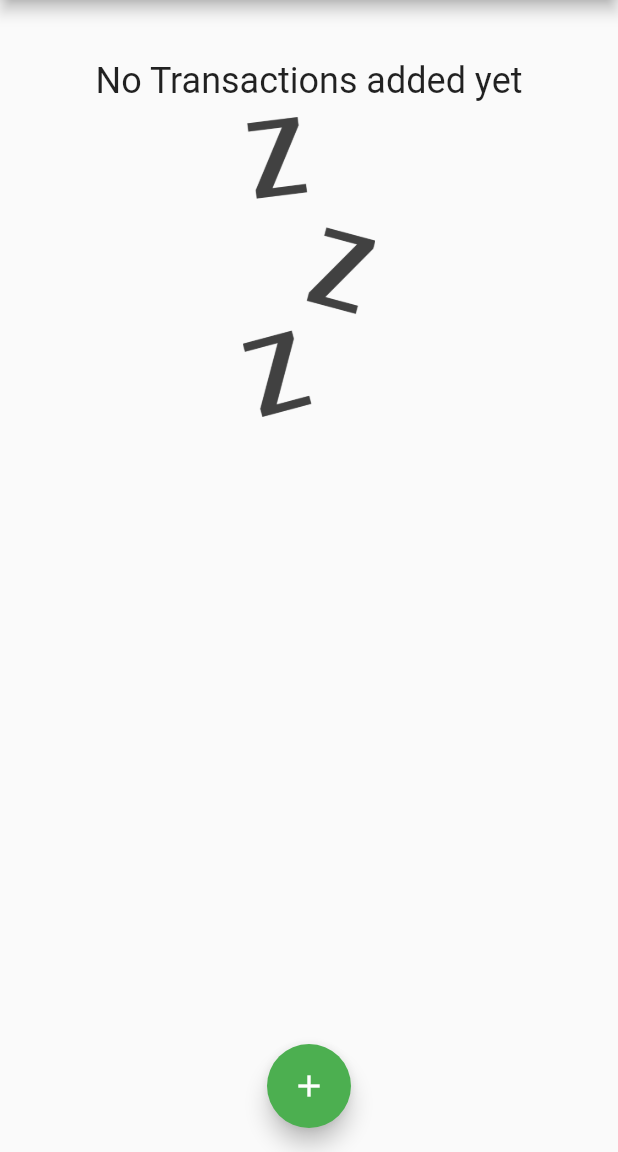
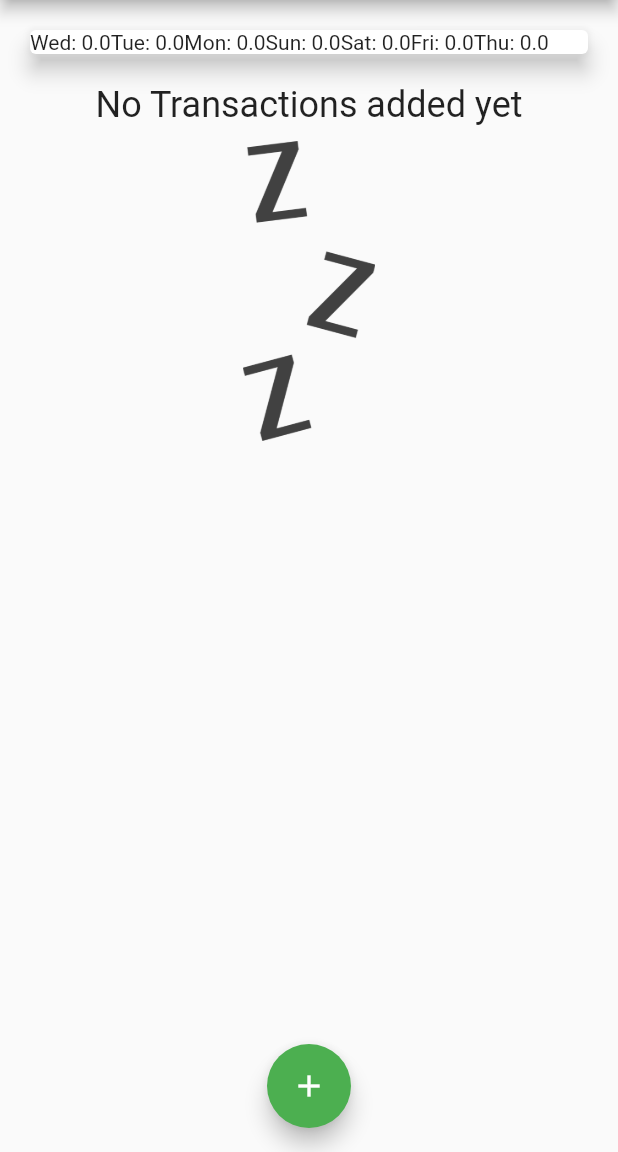
Before and after one commit to HMEI83/Flutter-Dart-Guide, a Flutter app: the screen it shows after launch, on a phone screen of 412 x 824 dp, the part 84-1236 px from its top. Run offline on Flutter 3.47's test engine with Material 2 defaults, Android fonts, the light colour scheme and no system bars.

Commit message:
Creating Bars for our Chart

```diff
--- a/personal_expenses_app/lib/widgets/chart.dart
+++ b/personal_expenses_app/lib/widgets/chart.dart
@@ -31,7 +31,9 @@ class Chart extends StatelessWidget {
       elevation: 6,
       margin: EdgeInsets.all(20),
       child: Row(
-        children: [],
+        children: groupedTransactionValues.map((data) {
+          return Text('${data['day']}: ${data["amount"]}');
+        }).toList(),
       ),
     );
   }
```
Also changed, not shown: personal_expenses_app/lib/widgets/chart_bar.dart (added).
